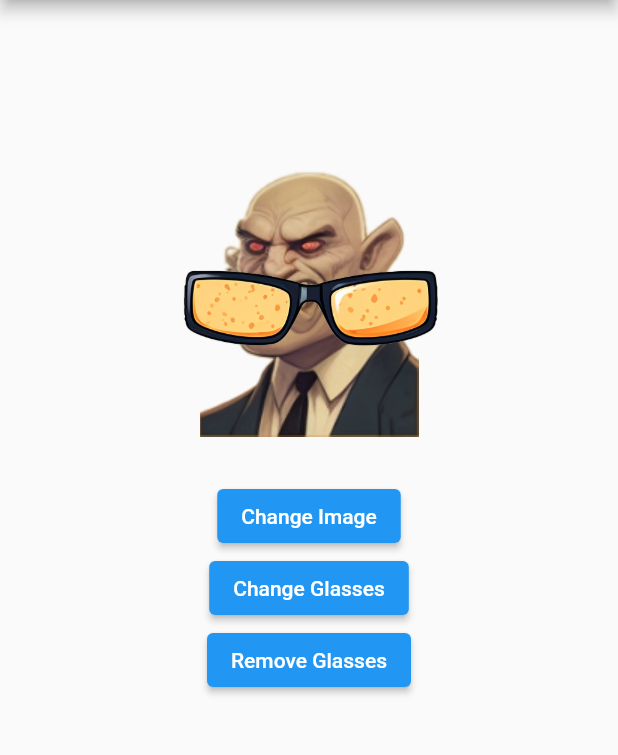
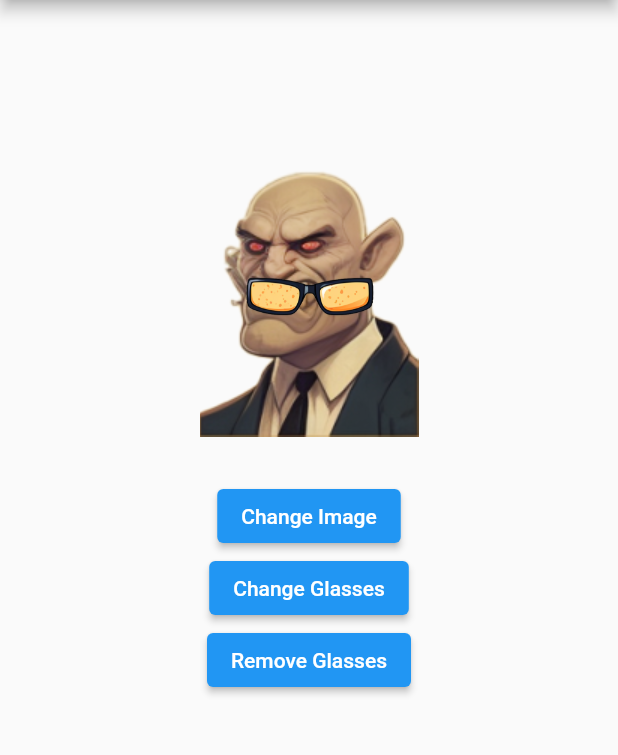
Before and after one commit to IvettB/Avatars, a Flutter app: the screen it shows after launch, after a tap on "Add Glasses", on a phone screen of 412 x 824 dp, the part 84-839 px from its top. Run offline on Flutter 3.47's test engine with Material 2 defaults, Android fonts, the light colour scheme and no system bars.

Commit message:
change the location of overlay's

```diff
--- a/lib/main.dart
+++ b/lib/main.dart
@@ -87,9 +87,13 @@ class _MyAppState extends State<MyApp> {
                     opacity: areGlassesVisible ? 1.0 : 0.0,
                     duration: Duration(milliseconds: 500),
                     child: Visibility(
-                        visible: areGlassesVisible,
+                      visible: areGlassesVisible,
+                      child: Transform.translate(
+                        offset: Offset(0.0, -5.0),
                         child: Image.asset(glasses[imageIndex2],
-                            width: 200, height: 200)),
+                            width: 100, height: 100),
+                      ),
+                    ),
                   ),
                 ],
               ),
```
